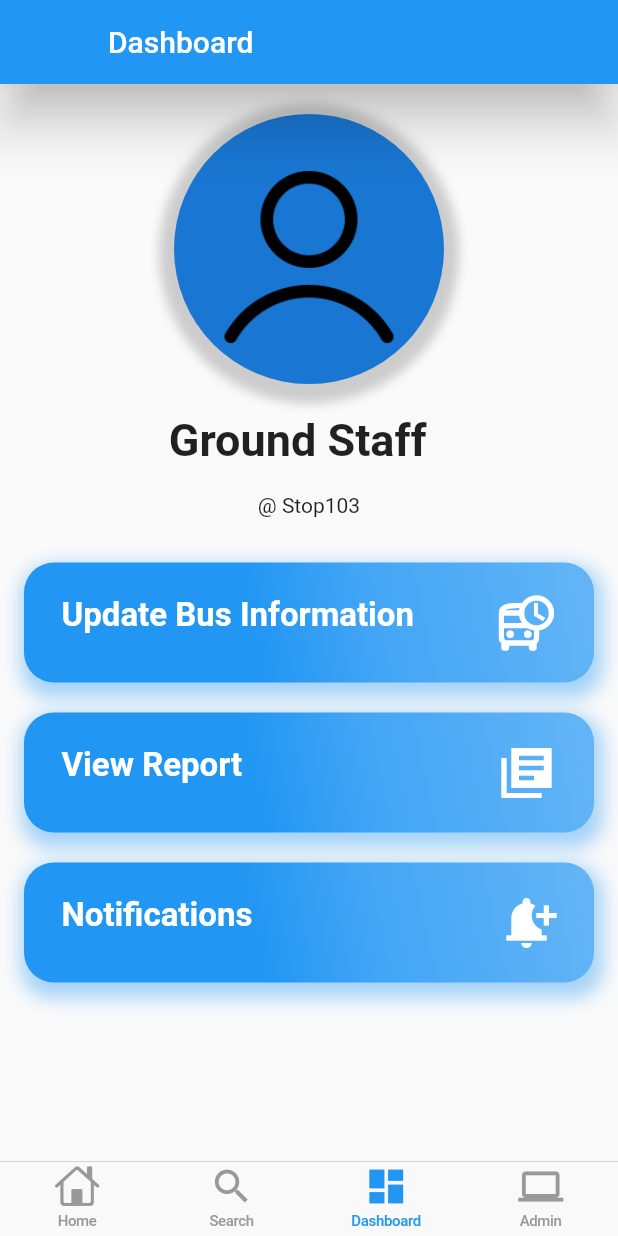
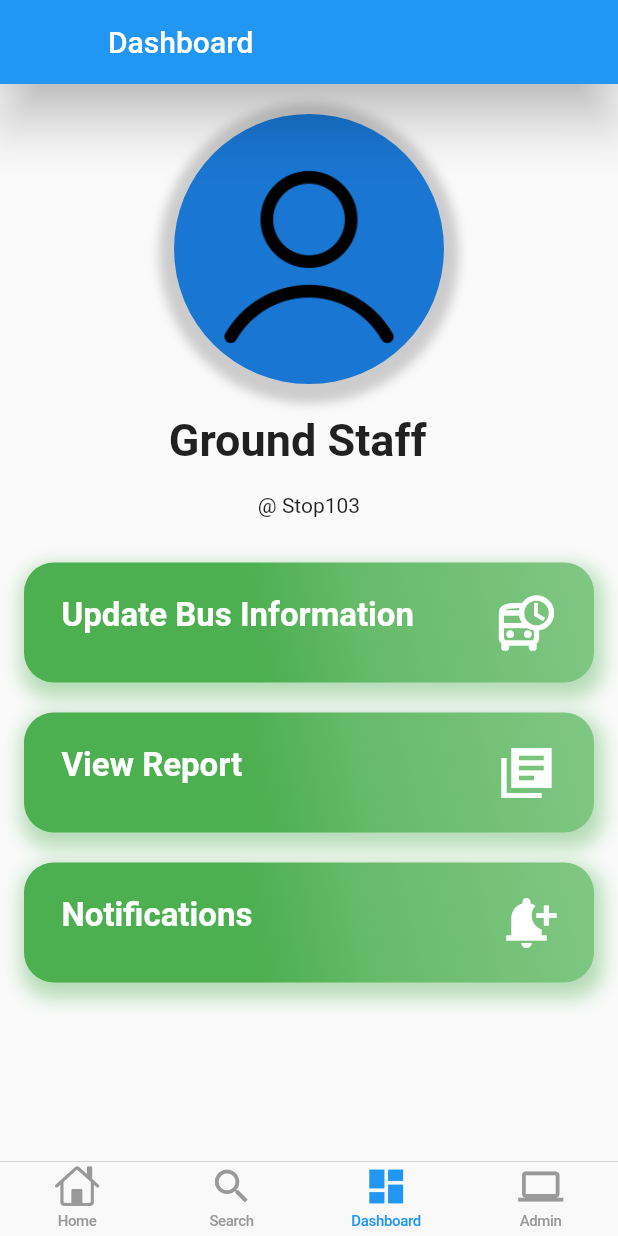
Before and after one commit to yashtejani/TDP5, a Flutter app: the screen it shows after launch, item 3 of the bottom bar chosen, on a phone screen of 412 x 824 dp. Run offline on Flutter 3.47's test engine with Material 2 defaults, Android fonts, the phone set to English and light mode, and no system bars; our stand-ins replace fluttertoast, sizer.

Commit message:
color changed

```diff
--- a/lib/screens/dashboard.dart
+++ b/lib/screens/dashboard.dart
@@ -94,7 +94,7 @@ class Dashboard extends StatelessWidget {
 
             WidgetButton(
               title: "Update Bus Information",
-              color: Colors.blue,
+              color: Colors.green,
               icon: Icons.departure_board_outlined,
               screen: UpdateBus(),
               onTap: () {
@@ -105,7 +105,7 @@ class Dashboard extends StatelessWidget {
             ),
             WidgetButton(
               title: "View Report",
-              color: Colors.blue,
+              color: Colors.green,
 
               icon: Icons.library_books_sharp,
               screen: JourneyPlanner(),
@@ -117,7 +117,7 @@ class Dashboard extends StatelessWidget {
             ),
             WidgetButton(
               title: "Notifications",
-              color: Colors.blue,
+              color: Colors.green,
 
               icon: Icons.notification_add,
               screen: NotificationView(),
```
Also changed, not shown: lib/screens/admin.dart (+4 -4 lines).
